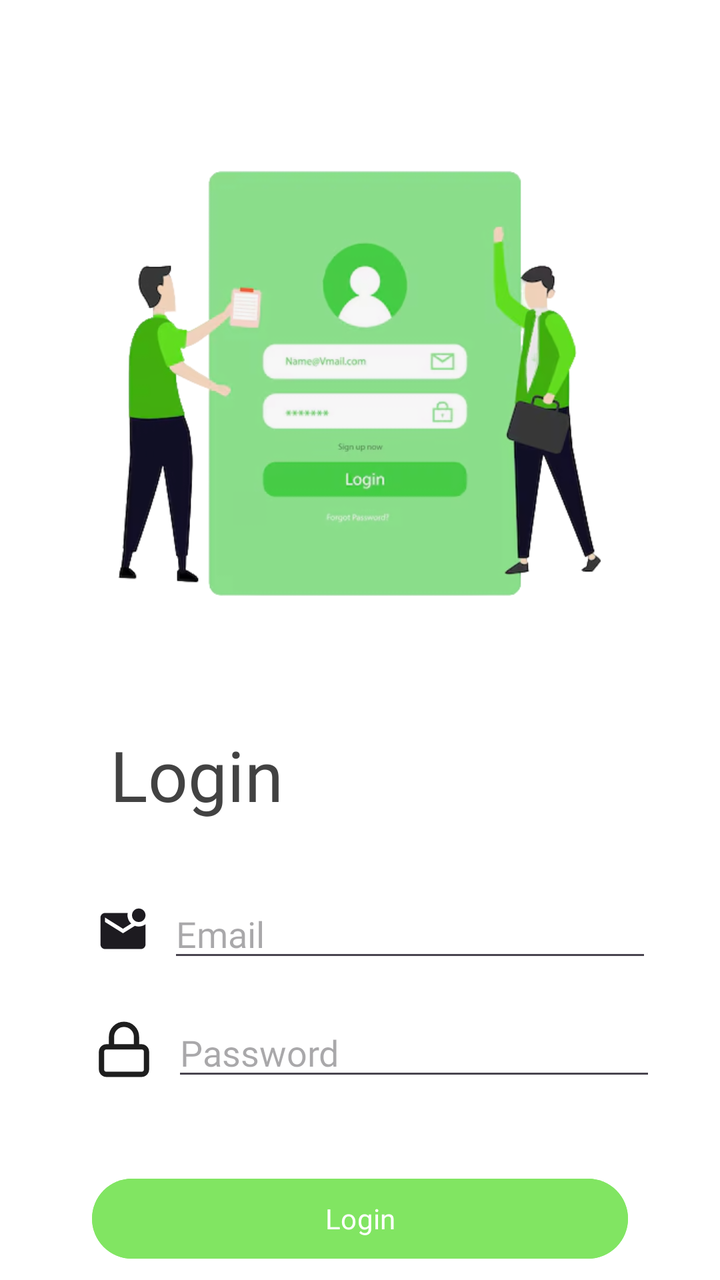
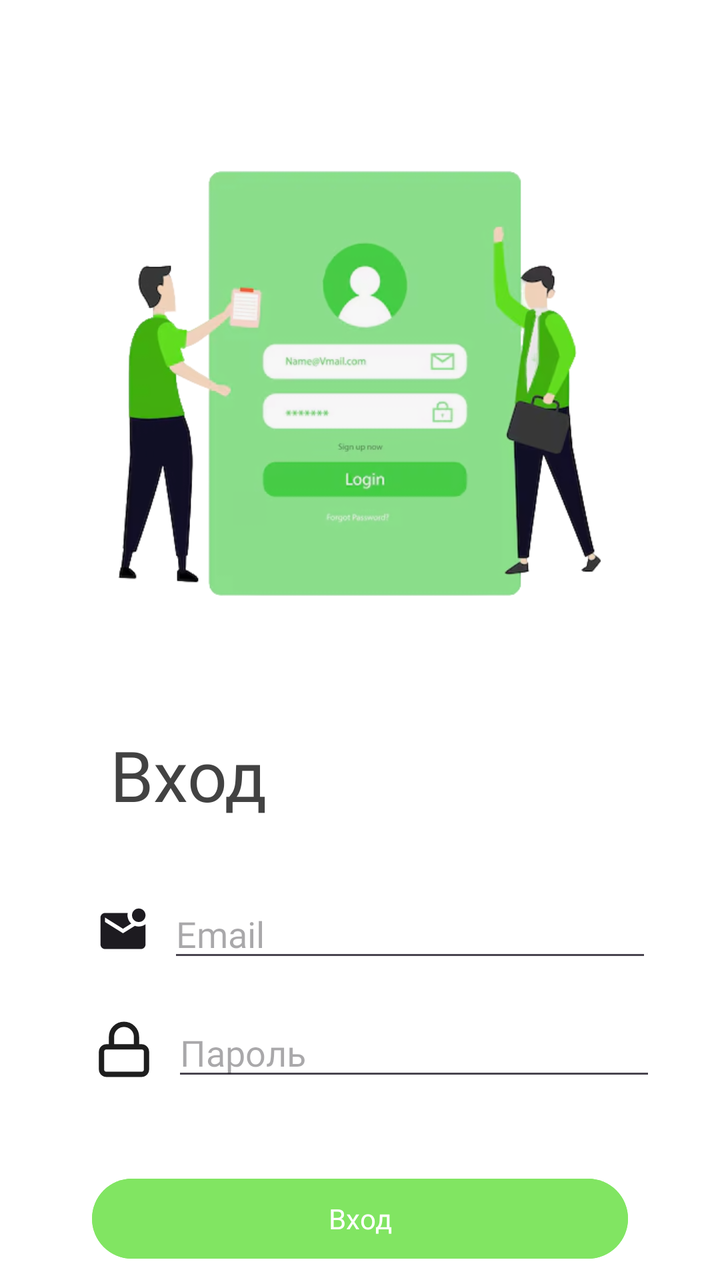

Screens rendered from an Android XML layout before and after an edit, with the pre-edit source and the edit as a unified diff.
<!-- AndroidManifest.xml: application theme Theme.MyPet -->
<!-- res/layout/activity_login.xml -->
<?xml version="1.0" encoding="utf-8"?>
<androidx.constraintlayout.widget.ConstraintLayout xmlns:android="http://schemas.android.com/apk/res/android"
    xmlns:app="http://schemas.android.com/apk/res-auto"
    xmlns:tools="http://schemas.android.com/tools"
    android:id="@+id/main"
    android:layout_width="match_parent"
    android:layout_height="match_parent"
    tools:context=".LoginActivity"
    android:background="@color/white">

    <ImageView
        android:id="@+id/imageView"
        android:layout_width="290dp"
        android:layout_height="344dp"
        android:layout_marginTop="20dp"
        app:layout_constraintEnd_toEndOf="parent"
        app:layout_constraintStart_toStartOf="parent"
        app:layout_constraintTop_toTopOf="parent"
        app:srcCompat="@drawable/login1" />

    <TextView
        android:id="@+id/loginTitle"
        android:layout_width="wrap_content"
        android:layout_height="wrap_content"
        android:layout_marginStart="55dp"
        android:fontFamily="@font/ubuntu_medium"
        android:text="Login"
        android:textColor="@color/cardview_dark_background"
        android:textSize="35sp"
        app:layout_constraintStart_toStartOf="parent"
        app:layout_constraintTop_toBottomOf="@+id/imageView" />

    <LinearLayout
        android:layout_width="wrap_content"
        android:layout_height="wrap_content"
        android:id="@+id/email_lin"
        android:layout_marginStart="48dp"
        android:layout_marginTop="34dp"
        app:layout_constraintTop_toBottomOf="@+id/loginTitle"
        app:layout_constraintStart_toStartOf="parent"
        android:orientation="horizontal">

        <ImageView
            android:id="@+id/icon_email"
            android:layout_width="27dp"
            android:layout_height="30dp"
            android:layout_gravity="center_vertical"
            android:src="@drawable/mark_email" />

        <EditText
            android:id="@+id/email_et"
            android:layout_width="242dp"
            android:layout_height="wrap_content"
            android:layout_marginStart="9dp"
            android:fontFamily="@font/ubuntu_medium"
            android:hint="Email"
            android:textColor="@color/cardview_dark_background"
            />

    </LinearLayout>

    <LinearLayout
        android:layout_width="wrap_content"
        android:layout_height="wrap_content"
        android:id="@+id/password_lin"
        android:layout_marginStart="47dp"
        android:layout_marginTop="18dp"
        app:layout_constraintTop_toBottomOf="@+id/email_lin"
        app:layout_constraintStart_toStartOf="parent"
        android:orientation="horizontal">

        <ImageView
            android:id="@+id/icon_lock"
            android:layout_width="30dp"
            android:layout_height="30dp"
            android:src="@drawable/lock"
            android:layout_gravity="center_vertical"
            />

        <EditText
            android:id="@+id/password_et"
            android:layout_width="242dp"
            android:layout_height="wrap_content"
            android:layout_marginStart="9dp"
            android:fontFamily="@font/ubuntu_medium"
            android:hint="Password"
            android:inputType="textPassword"
            android:textColor="@color/cardview_dark_background"
            />

    </LinearLayout>

    <Button
        android:id="@+id/login_btn"
        android:layout_width="268dp"
        android:layout_height="wrap_content"
        android:layout_marginTop="40dp"
        android:backgroundTint="@color/green"
        android:fontFamily="@font/ubuntu_medium"
        android:text="Login"
        app:layout_constraintEnd_toEndOf="parent"
        app:layout_constraintStart_toStartOf="parent"
        app:layout_constraintTop_toBottomOf="@+id/password_lin" />

    <LinearLayout
        android:layout_width="wrap_content"
        android:layout_height="wrap_content"
        android:orientation="horizontal"
        android:layout_marginTop="50dp"
        app:layout_constraintTop_toBottomOf="@id/login_btn"
        app:layout_constraintStart_toStartOf="parent"
        app:layout_constraintEnd_toEndOf="parent"
        >
        <TextView
            android:layout_width="wrap_content"
            android:layout_height="wrap_content"
            android:text="New to here?" />

        <TextView
            android:layout_width="wrap_content"
            android:layout_height="wrap_content"
            android:id="@+id/go_to_register_activity_tv"
            android:textColor="@color/blue_link"
            android:text="Sing up"
            android:layout_marginStart="7dp" />

    </LinearLayout>


</androidx.constraintlayout.widget.ConstraintLayout>
<!-- resources referenced by this layout -->
<resources>
  <color name="blue_link">#468AF2</color>
  <color name="green">#81E562</color>
  <color name="white">#FFFFFFFF</color>
  <!-- drawable lock (drawable) -->
  <vector xmlns:android="http://schemas.android.com/apk/res/android"
      android:width="40dp"
      android:height="40dp"
      android:viewportWidth="40"
      android:viewportHeight="40">
    <path
        android:pathData="M11.667,18.333V11.667C11.667,9.457 12.545,7.337 14.107,5.774C15.67,4.211 17.79,3.333 20,3.333C22.21,3.333 24.33,4.211 25.893,5.774C27.455,7.337 28.333,9.457 28.333,11.667V18.333M8.333,18.333H31.667C33.508,18.333 35,19.826 35,21.667V33.333C35,35.174 33.508,36.667 31.667,36.667H8.333C6.492,36.667 5,35.174 5,33.333V21.667C5,19.826 6.492,18.333 8.333,18.333Z"
        android:strokeLineJoin="round"
        android:strokeWidth="3.5"
        android:fillColor="#00000000"
        android:strokeColor="#1E1E1E"
        android:strokeLineCap="round"/>
  </vector>
  <!-- drawable login1: png bitmap (drawable, 105221 bytes) -->
  <!-- drawable mark_email (drawable) -->
  <vector xmlns:android="http://schemas.android.com/apk/res/android"
      android:width="106dp"
      android:height="106dp"
      android:viewportWidth="106"
      android:viewportHeight="106">
    <path
        android:pathData="M83.92,35.33C80.24,35.33 77.11,34.05 74.53,31.47C71.95,28.89 70.67,25.76 70.67,22.08C70.67,18.4 71.95,15.27 74.53,12.7C77.11,10.12 80.24,8.83 83.92,8.83C87.6,8.83 90.73,10.12 93.3,12.7C95.88,15.27 97.17,18.4 97.17,22.08C97.17,25.76 95.88,28.89 93.3,31.47C90.73,34.05 87.6,35.33 83.92,35.33ZM17.67,88.33C15.24,88.33 13.16,87.47 11.43,85.74C9.7,84.01 8.83,81.93 8.83,79.5V26.5C8.83,24.07 9.7,21.99 11.43,20.26C13.16,18.53 15.24,17.67 17.67,17.67H62.28C61.98,19.14 61.83,20.61 61.83,22.08C61.83,23.56 61.98,25.03 62.28,26.5C62.79,28.86 63.64,31.05 64.81,33.07C65.99,35.09 67.43,36.88 69.12,38.42L53,48.58L17.67,26.5V35.33L53,57.42L76.3,42.84C77.55,43.28 78.8,43.61 80.05,43.84C81.3,44.06 82.59,44.17 83.92,44.17C86.27,44.17 88.59,43.8 90.87,43.06C93.15,42.33 95.25,41.22 97.17,39.75V79.5C97.17,81.93 96.3,84.01 94.57,85.74C92.84,87.47 90.76,88.33 88.33,88.33H17.67Z"
        android:fillColor="#1D1B20"/>
  </vector>
  <style name="Theme.MyPet" parent="Base.Theme.MyPet" />
  <style name="Base.Theme.MyPet" parent="Theme.Material3.DayNight.NoActionBar">
          
          
      </style>
</resources>

<!-- the commit's change to res/layout/activity_login.xml (unified diff, before → after) -->
@@ -24,7 +24,7 @@
         android:layout_height="wrap_content"
         android:layout_marginStart="55dp"
         android:fontFamily="@font/ubuntu_medium"
-        android:text="Login"
+        android:text="Вход"
         android:textColor="@color/cardview_dark_background"
         android:textSize="35sp"
         app:layout_constraintStart_toStartOf="parent"
@@ -83,7 +83,7 @@
             android:layout_height="wrap_content"
             android:layout_marginStart="9dp"
             android:fontFamily="@font/ubuntu_medium"
-            android:hint="Password"
+            android:hint="Пароль"
             android:inputType="textPassword"
             android:textColor="@color/cardview_dark_background"
             />
@@ -97,7 +97,7 @@
         android:layout_marginTop="40dp"
         android:backgroundTint="@color/green"
         android:fontFamily="@font/ubuntu_medium"
-        android:text="Login"
+        android:text="Вход"
         app:layout_constraintEnd_toEndOf="parent"
         app:layout_constraintStart_toStartOf="parent"
         app:layout_constraintTop_toBottomOf="@+id/password_lin" />
@@ -114,14 +114,14 @@
         <TextView
             android:layout_width="wrap_content"
             android:layout_height="wrap_content"
-            android:text="New to here?" />
+            android:text="Впервые здесь?" />
 
         <TextView
             android:layout_width="wrap_content"
             android:layout_height="wrap_content"
             android:id="@+id/go_to_register_activity_tv"
             android:textColor="@color/blue_link"
-            android:text="Sing up"
+            android:text="Зарегистрируйтесь"
             android:layout_marginStart="7dp" />
 
     </LinearLayout>
